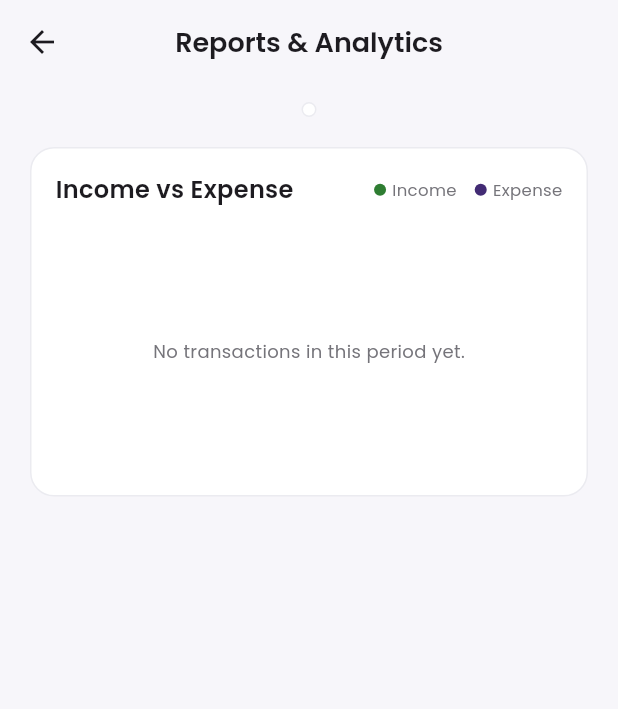
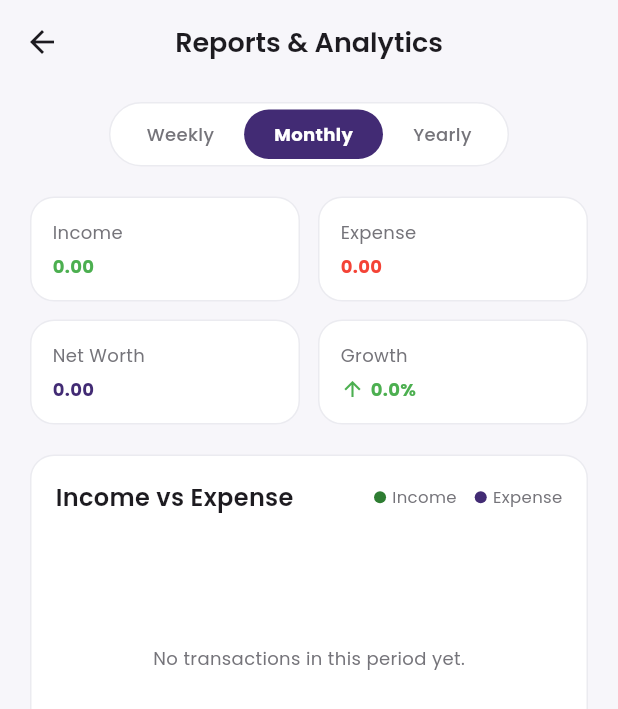
Before and after one commit to ahad-karim/Tracko, a Flutter app: the ReportsScreen screen opened directly with empty values, on a phone screen of 412 x 824 dp. Shown: the top 709 px of the screen. Run offline on Flutter 3.47's test engine with Material 3 defaults, Android fonts, the phone set to English and light mode, and no system bars; our stand-ins replace fl_chart, google_fonts, image_picker.

Commit message:
Update reports_screen.dart

```diff
--- a/lib/screens/reports/reports_screen.dart
+++ b/lib/screens/reports/reports_screen.dart
@@ -4,7 +4,6 @@ import '../../constants/app_styles.dart';
 import '../../models/transaction_model.dart';
 import '../../widgets/report_timeframe_utils.dart';
 import '../../widgets/charts/income_expense_bar_chart.dart';
-
 
 class ReportsScreen extends StatefulWidget {
   final List<TransactionModel> transactions;
@@ -19,66 +18,98 @@ class ReportsScreen extends StatefulWidget {
 }
 
 class _ReportsScreenState extends State<ReportsScreen> {
-  int _selectedTimeframeIndex = 1; // 0: Weekly, 1: Monthly, 2: Yearly
+  // 0 = Weekly, 1 = Monthly, 2 = Yearly
+  int _selectedIndex = 1;
 
-  ReportTimeframe get _selectedTimeframe {
-    switch (_selectedTimeframeIndex) {
-      case 0:
+  final List<String> _timeframeTitles = ['Weekly', 'Monthly', 'Yearly'];
+
+  // convert the selected index to a ReportTimeframe
+  ReportTimeframe _getTimeframe() {
+    if (_selectedIndex == 0) {
       return ReportTimeframe.weekly;
-      case 2:
+    } else if (_selectedIndex == 2) {
       return ReportTimeframe.yearly;
-      case 1:
-      default:
+    } else {
       return ReportTimeframe.monthly;
     }
   }
 
   @override
   Widget build(BuildContext context) {
-    // Single source of truth: bucket the transactions once for the
-    // selected timeframe, then derive every number on screen from it.
-    final ReportData reportData = buildReportData(
+    // group the transactions once, everything below uses this data
+    ReportData reportData = buildReportData(
       widget.transactions,
-      _selectedTimeframe,
+      _getTimeframe(),
     );
 
-    final double periodIncome =
-    reportData.buckets.fold(0.0, (sum, b) => sum + b.income);
-    final double periodExpense =
-    reportData.buckets.fold(0.0, (sum, b) => sum + b.expense);
-    final double netWorth = reportData.buckets.isNotEmpty
-        ? reportData.buckets.last.cumulativeNetWorth
-        : 0.0;
-    final bool isGrowthPositive = reportData.growthPercent >= 0;
+    // total income and expense of all buckets
+    double totalIncome = 0;
+    double totalExpense = 0;
+    for (int i = 0; i < reportData.buckets.length; i++) {
+      totalIncome += reportData.buckets[i].income;
+      totalExpense += reportData.buckets[i].expense;
+    }
+
+    // net worth is taken from the last bucket
+    double netWorth = 0;
+    if (reportData.buckets.isNotEmpty) {
+      netWorth = reportData.buckets.last.cumulativeNetWorth;
+    }
+
+    bool isGrowthPositive = reportData.growthPercent >= 0;
 
     return Scaffold(
       backgroundColor: AppColors.surface,
       appBar: AppBar(
         title: const Text('Reports & Analytics'),
-
       ),
       body: SafeArea(
         child: SingleChildScrollView(
-          padding: const EdgeInsets.symmetric(horizontal: 20.0, vertical: 12.0),
+          padding: const EdgeInsets.symmetric(horizontal: 20, vertical: 12),
           child: Column(
             crossAxisAlignment: CrossAxisAlignment.start,
             children: [
-              // Timeframe selector
-              Row(
-                mainAxisAlignment: MainAxisAlignment.center,
-                children: [
-                  Container(
+              // weekly / monthly / yearly selector
+              Center(
+                child: Container(
                   padding: const EdgeInsets.all(4),
                   decoration: BoxDecoration(
                     color: AppColors.cardSurface,
                     borderRadius: BorderRadius.circular(24),
                     border: Border.all(color: AppColors.divider),
                   ),
+                  child: Row(
+                    mainAxisSize: MainAxisSize.min,
+                    children: [
+                      _buildTimeframeChip(_timeframeTitles[0], 0),
+                      _buildTimeframeChip(_timeframeTitles[1], 1),
+                      _buildTimeframeChip(_timeframeTitles[2], 2),
+                    ],
+                  ),
+                ),
+              ),
+              const SizedBox(height: 20),
 
+              // summary cards
+              Row(
+                children: [
+                  _buildSummaryCard('Income', totalIncome, Colors.green),
+                  const SizedBox(width: 12),
+                  _buildSummaryCard('Expense', totalExpense, Colors.red),
+                ],
               ),
+              const SizedBox(height: 12),
+              Row(
+                children: [
+                  _buildSummaryCard(
+                      'Net Worth', netWorth, AppColors.deepPurple),
+                  const SizedBox(width: 12),
+                  _buildGrowthCard(reportData.growthPercent, isGrowthPositive),
                 ],
               ),
               const SizedBox(height: 20),
+
+              // bar chart
               IncomeExpenseBarChart(reportData: reportData),
               const SizedBox(height: 32),
             ],
@@ -88,10 +119,16 @@ class _ReportsScreenState extends State<ReportsScreen> {
     );
   }
 
+  // one button of the timeframe selector
   Widget _buildTimeframeChip(String title, int index) {
-    final isSelected = _selectedTimeframeIndex == index;
+    bool isSelected = _selectedIndex == index;
+
     return GestureDetector(
-      onTap: () => setState(() => _selectedTimeframeIndex = index),
+      onTap: () {
+        setState(() {
+          _selectedIndex = index;
+        });
+      },
       child: Container(
         padding: const EdgeInsets.symmetric(horizontal: 20, vertical: 8),
         decoration: BoxDecoration(
@@ -108,4 +145,79 @@ class _ReportsScreenState extends State<ReportsScreen> {
       ),
     );
   }
+
+  // small card showing a title and an amount
+  Widget _buildSummaryCard(String title, double amount, Color color) {
+    return Expanded(
+      child: Container(
+        padding: const EdgeInsets.all(14),
+        decoration: BoxDecoration(
+          color: AppColors.cardSurface,
+          borderRadius: BorderRadius.circular(16),
+          border: Border.all(color: AppColors.divider),
+        ),
+        child: Column(
+          crossAxisAlignment: CrossAxisAlignment.start,
+          children: [
+            Text(
+              title,
+              style: AppStyles.bodySmall.copyWith(
+                color: AppColors.textSecondary,
+              ),
+            ),
+            const SizedBox(height: 6),
+            Text(
+              amount.toStringAsFixed(2),
+              style: AppStyles.bodySmall.copyWith(
+                color: color,
+                fontWeight: FontWeight.bold,
+              ),
+            ),
+          ],
+        ),
+      ),
+    );
   }
+
+  // card showing growth percent with an up or down arrow
+  Widget _buildGrowthCard(double growthPercent, bool isPositive) {
+    Color color = isPositive ? Colors.green : Colors.red;
+    IconData icon = isPositive ? Icons.arrow_upward : Icons.arrow_downward;
+
+    return Expanded(
+      child: Container(
+        padding: const EdgeInsets.all(14),
+        decoration: BoxDecoration(
+          color: AppColors.cardSurface,
+          borderRadius: BorderRadius.circular(16),
+          border: Border.all(color: AppColors.divider),
+        ),
+        child: Column(
+          crossAxisAlignment: CrossAxisAlignment.start,
+          children: [
+            Text(
+              'Growth',
+              style: AppStyles.bodySmall.copyWith(
+                color: AppColors.textSecondary,
+              ),
+            ),
+            const SizedBox(height: 6),
+            Row(
+              children: [
+                Icon(icon, color: color, size: 16),
+                const SizedBox(width: 4),
+                Text(
+                  '${growthPercent.abs().toStringAsFixed(1)}%',
+                  style: AppStyles.bodySmall.copyWith(
+                    color: color,
+                    fontWeight: FontWeight.bold,
+                  ),
+                ),
+              ],
+            ),
+          ],
+        ),
+      ),
+    );
+  }
+}
```
Lines whose indentation alone changed are shown as unchanged.
